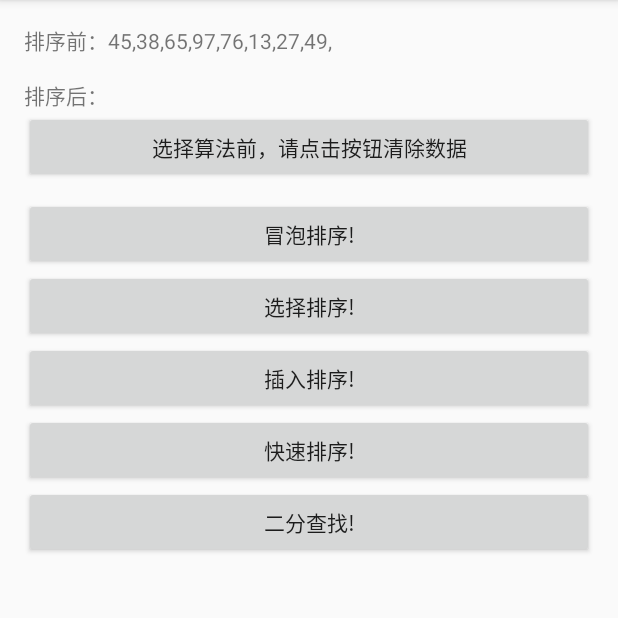
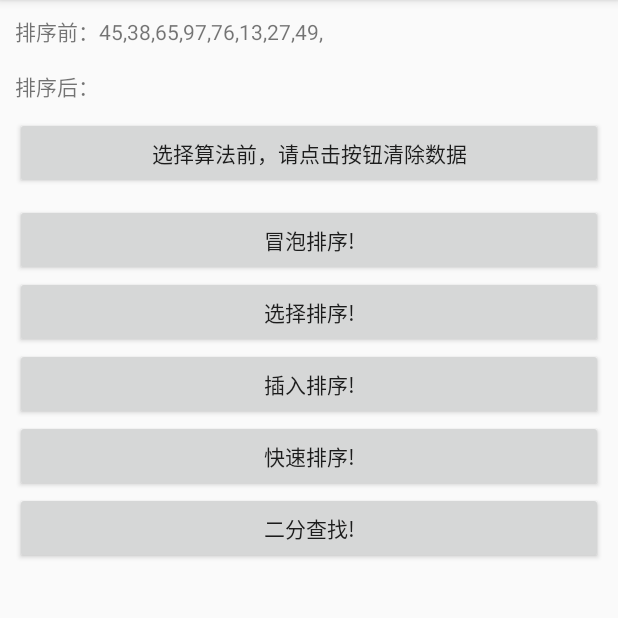
Before and after one commit to BillZhaoZ/JavaOrderMethod, an Android app: the screen it shows after launch (MainActivity), after a tap on "选择算法前，请点击按钮清除数据", on a phone screen of 412 x 824 dp, the part 84-702 px from its top. Run offline under Robolectric (Android 15) with nearby library versions, the phone set to English and light mode, and no system bars; our stand-ins replace ButterKnife.

Commit message:
代码整理

```diff
--- a/app/src/main/java/com/javaorder/bill/javaordermethod/MainActivity.java
+++ b/app/src/main/java/com/javaorder/bill/javaordermethod/MainActivity.java
@@ -124,6 +124,6 @@ public class MainActivity extends AppCompatActivity {
         mBuffer.delete(0, mBuffer.length());
         mSortDisplayAfter.setText("排序后：" + mBuffer);
 
-        Toast.makeText(this, "数据已清理！", Toast.LENGTH_SHORT).show();
+        Toast.makeText(this, "数据已清理!!！", Toast.LENGTH_SHORT).show();
     }
 }
--- a/app/src/main/res/layout/activity_main.xml
+++ b/app/src/main/res/layout/activity_main.xml
@@ -6,10 +6,7 @@
     android:layout_width="match_parent"
     android:layout_height="match_parent"
     android:orientation="vertical"
-    android:paddingBottom="@dimen/activity_vertical_margin"
-    android:paddingLeft="@dimen/activity_horizontal_margin"
-    android:paddingRight="@dimen/activity_horizontal_margin"
-    android:paddingTop="@dimen/activity_vertical_margin"
+    android:padding="10dp"
     tools:context="com.javaorder.bill.javaordermethod.MainActivity">
 
     <LinearLayout
@@ -35,6 +32,7 @@
             android:id="@+id/delete"
             android:layout_width="match_parent"
             android:layout_height="wrap_content"
+            android:layout_marginTop="10dp"
             android:text="选择算法前，请点击按钮清除数据"/>
 
     </LinearLayout>
```
